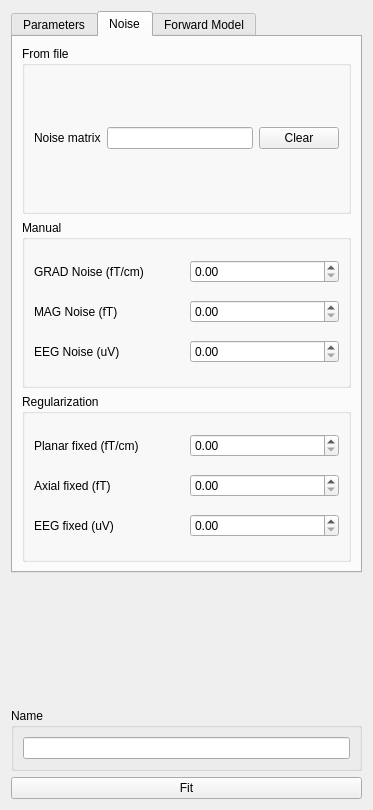
The window that libraries/disp/viewers/formfiles/dipolefitview.ui (mne-tools/mne-cpp) describes before a commit, drawn with Qt 5.
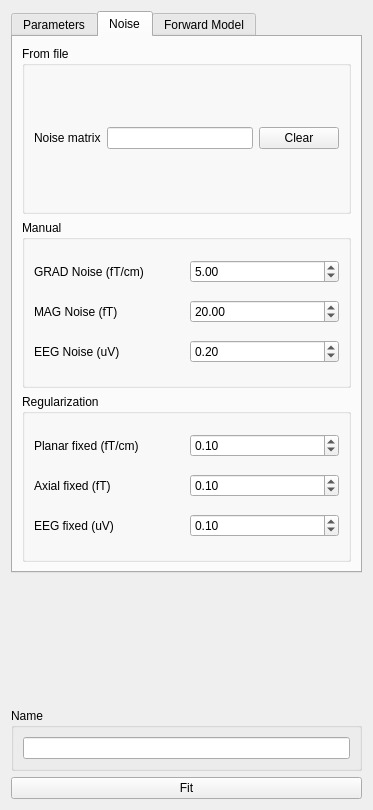
The same window after the commit.

Commit message: MAINT: set default values

Diff of the .ui file:
```diff
--- a/libraries/disp/viewers/formfiles/dipolefitview.ui
+++ b/libraries/disp/viewers/formfiles/dipolefitview.ui
@@ -260,7 +260,14 @@
          </property>
          <layout class="QGridLayout" name="gridLayout_8">
           <item row="2" column="1">
-           <widget class="QDoubleSpinBox" name="doubleSpinBox_eegreg"/>
+           <widget class="QDoubleSpinBox" name="doubleSpinBox_eegreg">
+            <property name="minimum">
+             <double>-99.000000000000000</double>
+            </property>
+            <property name="value">
+             <double>0.100000000000000</double>
+            </property>
+           </widget>
           </item>
           <item row="2" column="0">
            <widget class="QLabel" name="label_17">
@@ -270,7 +277,14 @@
            </widget>
           </item>
           <item row="1" column="1">
-           <widget class="QDoubleSpinBox" name="doubleSpinBox_magreg"/>
+           <widget class="QDoubleSpinBox" name="doubleSpinBox_magreg">
+            <property name="minimum">
+             <double>-99.000000000000000</double>
+            </property>
+            <property name="value">
+             <double>0.100000000000000</double>
+            </property>
+           </widget>
           </item>
           <item row="1" column="0">
            <widget class="QLabel" name="label_19">
@@ -280,7 +294,14 @@
            </widget>
           </item>
           <item row="0" column="1">
-           <widget class="QDoubleSpinBox" name="doubleSpinBox_gradreg"/>
+           <widget class="QDoubleSpinBox" name="doubleSpinBox_gradreg">
+            <property name="minimum">
+             <double>-99.000000000000000</double>
+            </property>
+            <property name="value">
+             <double>0.100000000000000</double>
+            </property>
+           </widget>
           </item>
           <item row="0" column="0">
            <widget class="QLabel" name="label_18">
@@ -299,7 +320,14 @@
          </property>
          <layout class="QGridLayout" name="gridLayout_3">
           <item row="1" column="1">
-           <widget class="QDoubleSpinBox" name="doubleSpinBox_magnoise"/>
+           <widget class="QDoubleSpinBox" name="doubleSpinBox_magnoise">
+            <property name="minimum">
+             <double>-99.000000000000000</double>
+            </property>
+            <property name="value">
+             <double>20.000000000000000</double>
+            </property>
+           </widget>
           </item>
           <item row="1" column="0">
            <widget class="QLabel" name="label_16">
@@ -309,7 +337,14 @@
            </widget>
           </item>
           <item row="2" column="1">
-           <widget class="QDoubleSpinBox" name="doubleSpinBox_eegnoise"/>
+           <widget class="QDoubleSpinBox" name="doubleSpinBox_eegnoise">
+            <property name="minimum">
+             <double>-99.000000000000000</double>
+            </property>
+            <property name="value">
+             <double>0.200000000000000</double>
+            </property>
+           </widget>
           </item>
           <item row="0" column="0">
            <widget class="QLabel" name="label_15">
@@ -319,7 +354,14 @@
            </widget>
           </item>
           <item row="0" column="1">
-           <widget class="QDoubleSpinBox" name="doubleSpinBox_gradnoise"/>
+           <widget class="QDoubleSpinBox" name="doubleSpinBox_gradnoise">
+            <property name="minimum">
+             <double>-99.000000000000000</double>
+            </property>
+            <property name="value">
+             <double>5.000000000000000</double>
+            </property>
+           </widget>
           </item>
           <item row="2" column="0">
            <widget class="QLabel" name="label_14">
```
The commit also changes 1 other file.
